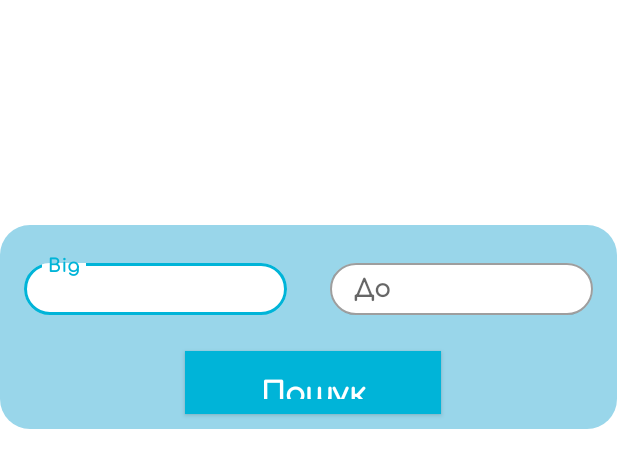
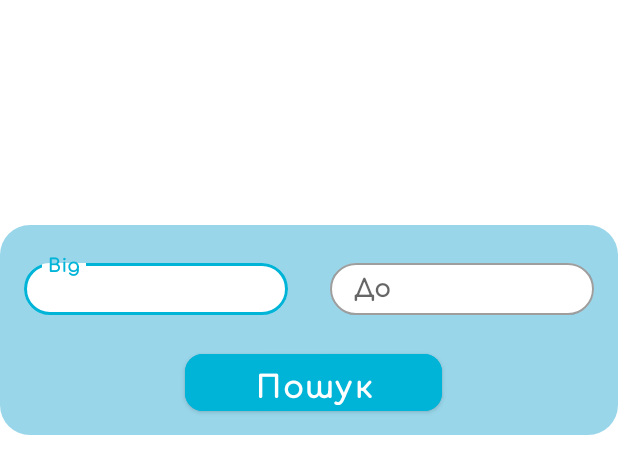
Before and after one commit to AndriyBarskyi/Free_Will, an Android app: the layout activity_search_popup.xml on its own in the app's theme, with its tools: preview values and no code run, on a phone screen of 412 x 824 dp. Shown: the top 474 px of the screen. Run offline under Robolectric (Android 15) with nearby library versions, the phone set to English and light mode, and no system bars.

Commit message:
fix search in map button

```diff
--- a/app/src/main/res/layout/activity_search_popup.xml
+++ b/app/src/main/res/layout/activity_search_popup.xml
@@ -1,16 +1,15 @@
 <?xml version="1.0" encoding="utf-8"?>
 <RelativeLayout xmlns:android="http://schemas.android.com/apk/res/android"
-    android:layout_width="411dp"
-    android:layout_height="136dp"
+    android:layout_width="match_parent"
+    android:layout_height="140dp"
     xmlns:app="http://schemas.android.com/apk/res-auto"
     android:layout_marginTop="150dp"
     android:background="@drawable/ic_rounded_layout_corners">
 
     <Button
         android:id="@+id/searchFromToButton"
-        style="@style/ButtonStyle123"
         android:layout_width="30dp"
-        android:layout_height="42dp"
+        android:layout_height="50dp"
         android:layout_alignParentStart="true"
         android:layout_alignParentEnd="true"
         android:layout_alignParentBottom="true"
@@ -24,7 +23,7 @@
         android:textColor="@color/white"
         android:textSize="20sp"
         android:textStyle="bold"
-        app:cornerRadius="12dp" />
+    app:cornerRadius="12dp" />
 
     <com.google.android.material.textfield.TextInputLayout
         style="@style/Widget.MaterialComponents.TextInputLayout.OutlinedBox"
```
